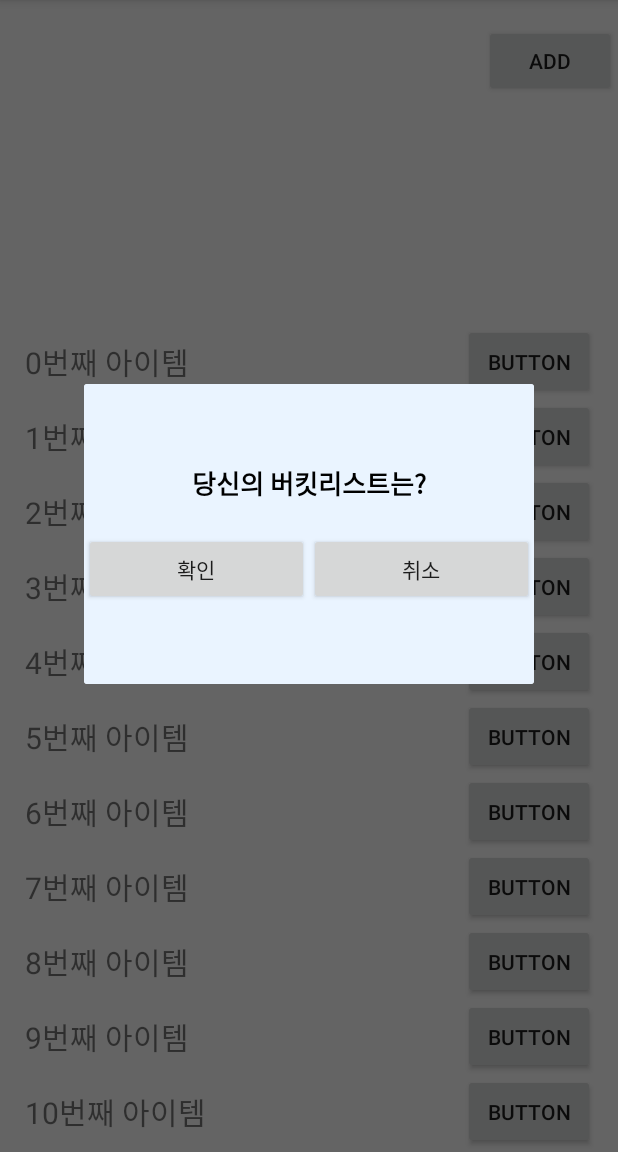
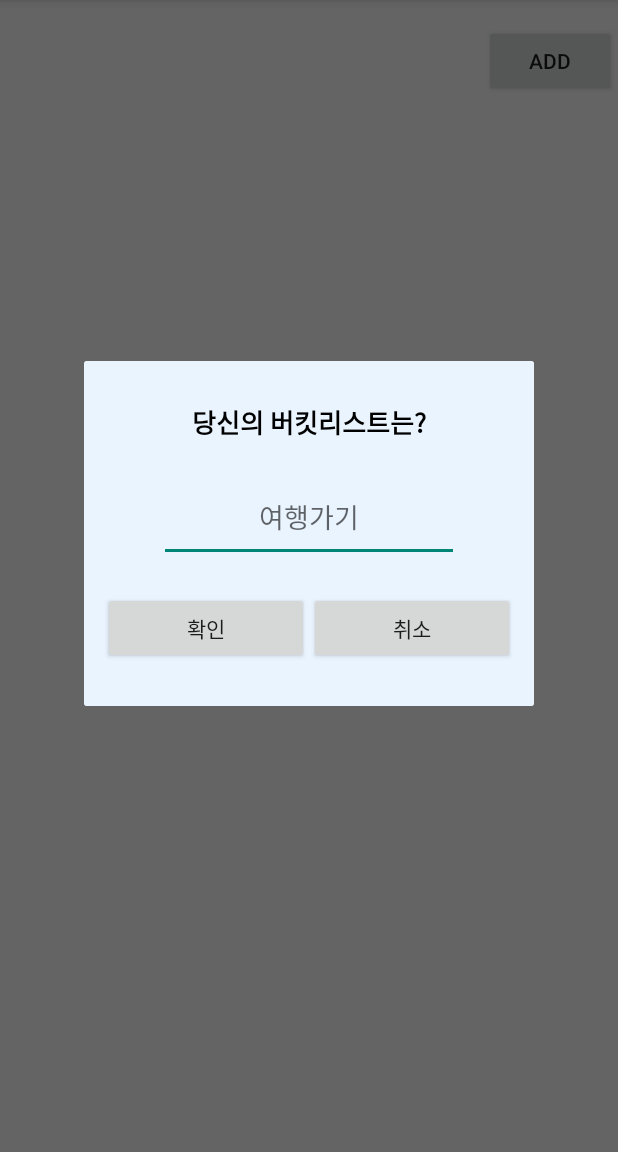
Before and after one commit to jongyuni/andoridproject_iwilldoit, an Android app: the fragment YearFragment shown on its own in the app's theme, after a tap on "ADD", on a phone screen of 412 x 824 dp, the part 84-1236 px from its top. Run offline under Robolectric (Android 15) with nearby library versions, the phone set to English and light mode, and no system bars; our stand-ins replace Firebase (no records; nobody signed in at launch, a user with empty details on screens opened directly).

Commit message:
version 1.3.0

```diff
--- a/app/build.gradle
+++ b/app/build.gradle
@@ -42,6 +42,7 @@ dependencies {
     implementation "androidx.core:core-ktx:1.6.0"
     implementation 'com.google.android.material:material:1.4.0'
     implementation 'com.google.firebase:firebase-auth:20.0.1'
+    implementation 'com.google.firebase:firebase-firestore:24.0.0'
     testImplementation 'junit:junit:4.12'
     androidTestImplementation 'androidx.test.ext:junit:1.1.3'
     androidTestImplementation 'androidx.test.espresso:espresso-core:3.4.0'
--- a/app/src/main/java/com/example/iwilldoit/Adapter.java
+++ b/app/src/main/java/com/example/iwilldoit/Adapter.java
@@ -1,6 +1,7 @@
 package com.example.iwilldoit;
 
 import android.content.Context;
+import android.util.Log;
 import android.view.LayoutInflater;
 import android.view.View;
 import android.view.ViewGroup;
@@ -11,10 +12,11 @@ import androidx.recyclerview.widget.RecyclerView;
 import java.util.ArrayList;
 
 public class Adapter extends RecyclerView.Adapter<ViewHolder> {
-    private ArrayList<String> arrayList;
+
+    public static ArrayList<YearDreamInfo> yearDreamInfos;
 
     public Adapter() {
-        arrayList = new ArrayList<>();
+        yearDreamInfos = new ArrayList<>();
     }
 
     @NonNull
@@ -31,17 +33,17 @@ public class Adapter extends RecyclerView.Adapter<ViewHolder> {
 
     @Override
     public void onBindViewHolder(@NonNull ViewHolder holder, int position) {
-        String text = arrayList.get(position);
-        holder.textView.setText(text);
+        YearDreamInfo text = yearDreamInfos.get(position);
+        holder.textView.setText(text.dream);
     }
 
     @Override
     public int getItemCount() {
-        return arrayList.size();
+        return yearDreamInfos.size();
     }
 
     // 데이터를 입력
-    public void setArrayData(String strData) {
-        arrayList.add(strData);
+    public void setArrayData(YearDreamInfo tmpData) {
+        yearDreamInfos.add(tmpData);
     }
 }
--- a/app/src/main/java/com/example/iwilldoit/YearFragment.java
+++ b/app/src/main/java/com/example/iwilldoit/YearFragment.java
@@ -1,6 +1,7 @@
 package com.example.iwilldoit;
 
 import android.os.Bundle;
+import android.util.Log;
 import android.view.LayoutInflater;
 import android.view.View;
 import android.view.ViewGroup;
@@ -12,8 +13,19 @@ import androidx.fragment.app.Fragment;
 import androidx.recyclerview.widget.LinearLayoutManager;
 import androidx.recyclerview.widget.RecyclerView;
 
+import com.google.android.gms.tasks.OnCompleteListener;
+import com.google.android.gms.tasks.Task;
+import com.google.firebase.auth.FirebaseAuth;
+import com.google.firebase.firestore.FirebaseFirestore;
+import com.google.firebase.firestore.QueryDocumentSnapshot;
+import com.google.firebase.firestore.QuerySnapshot;
+
+import static android.content.ContentValues.TAG;
+
 public class YearFragment extends Fragment {
     Adapter adapter;
+    FirebaseFirestore db = FirebaseFirestore.getInstance();
+    FirebaseAuth firebaseAuth = FirebaseAuth.getInstance();
 
     @Nullable
     @Override
@@ -25,10 +37,21 @@ public class YearFragment extends Fragment {
         RecyclerView recyclerView = rootView.findViewById(R.id.recycler_view);
         recyclerView.setLayoutManager(new LinearLayoutManager(getActivity(), RecyclerView.VERTICAL, false)) ;
         adapter = new Adapter();
-        for (int i = 0; i < 100; i++) {
-            String str = i + "번째 아이템";
-            adapter.setArrayData(str);
-        }
+        db.collection(firebaseAuth.getUid()).get()
+                .addOnCompleteListener(new OnCompleteListener<QuerySnapshot>() {
+                    @Override
+                    public void onComplete(@NonNull Task<QuerySnapshot> task) {
+                        if (task.isSuccessful()) {
+                            for (QueryDocumentSnapshot document : task.getResult()) {
+                                YearDreamInfo tmp = document.toObject(YearDreamInfo.class);
+                                adapter.setArrayData(tmp);
+                                adapter.notifyDataSetChanged();
+                            }
+                        } else {
+                            Log.w(TAG, "Error getting documents.", task.getException());
+                        }
+                    }
+                });
 
         recyclerView.setAdapter(adapter);
         // Add 버튼 클릭
--- a/app/src/main/res/layout/add_dialog.xml
+++ b/app/src/main/res/layout/add_dialog.xml
@@ -2,7 +2,7 @@
 <LinearLayout
     xmlns:android="http://schemas.android.com/apk/res/android"
     android:layout_width="300dp"
-    android:layout_height="200dp"
+    android:layout_height="230dp"
     android:orientation="vertical"
     android:gravity="center"
     android:background="#EAF4FF">
@@ -16,25 +16,34 @@
         android:text="당신의 버킷리스트는?"
         android:layout_marginBottom="20dp">
     </TextView>
+
+    <EditText
+        android:layout_width="200dp"
+        android:layout_height="60dp"
+        android:gravity="center"
+        android:id="@+id/txt_dream"
+        android:hint="여행가기"/>
+
     <LinearLayout
         android:layout_width="match_parent"
         android:layout_height="wrap_content"
         android:orientation="horizontal"
         android:gravity="center"
-        android:weightSum="10">
+        android:weightSum="10"
+        android:layout_marginTop="20dp">
         <Button
             android:id="@+id/btn_ok"
             android:text="확인"
             android:layout_width="wrap_content"
             android:layout_height="wrap_content"
-            android:layout_weight="5">
+            android:layout_weight="4">
         </Button>
         <Button
             android:id="@+id/btn_cancel"
             android:text="취소"
             android:layout_width="wrap_content"
             android:layout_height="wrap_content"
-            android:layout_weight="5">
+            android:layout_weight="4">
         </Button>
     </LinearLayout>
 
```
Also changed, not shown: app/src/main/java/com/example/iwilldoit/AddDialog.java (+24 -2 lines), app/src/main/java/com/example/iwilldoit/YearDreamInfo.java (added, +23 -0 lines).
